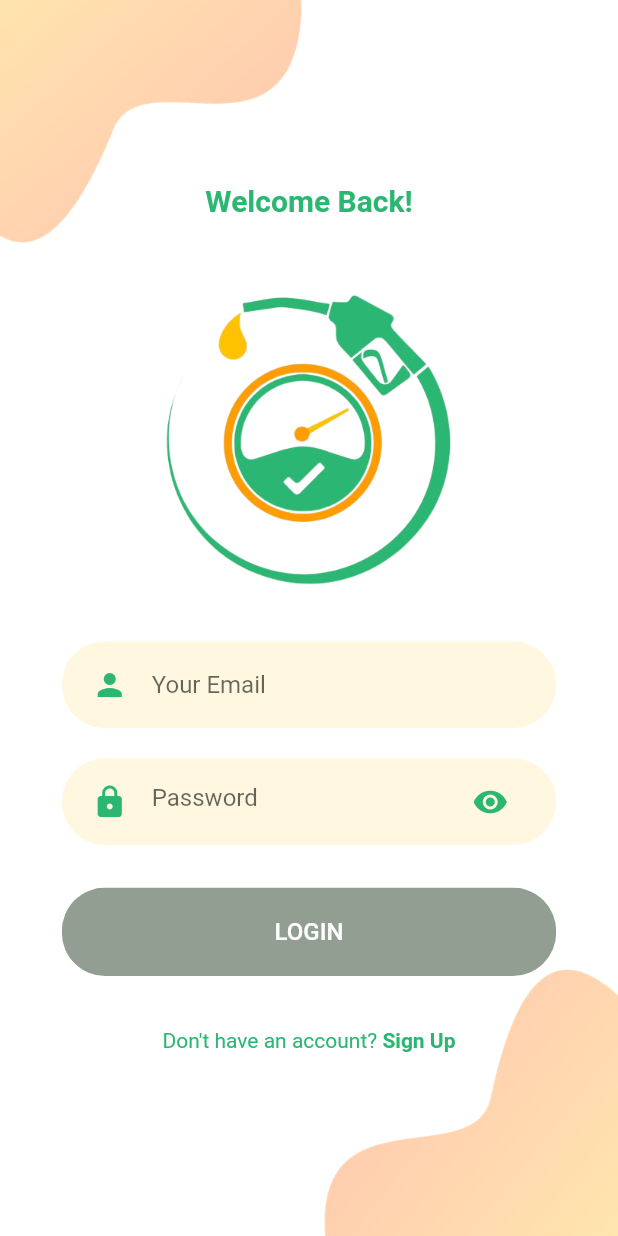
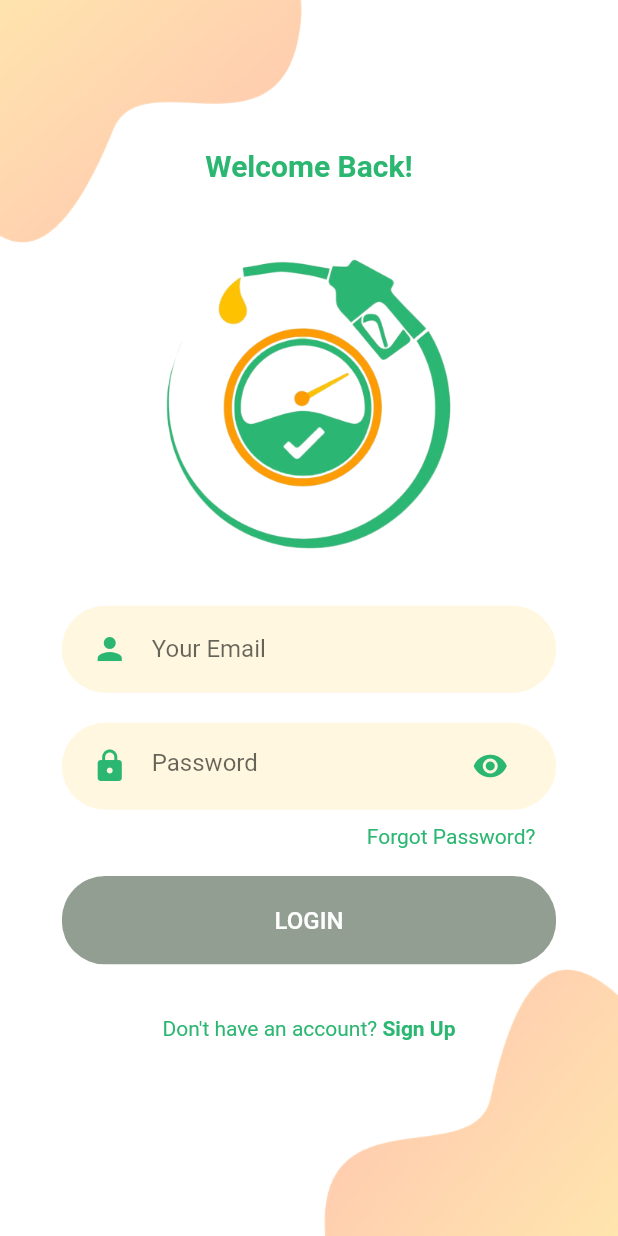
Before and after one commit to shahadAlqahtani-442202316/testGP1, a Flutter app: the LoginScreen screen opened directly, on a phone screen of 412 x 824 dp. Run offline on Flutter 3.47's test engine with Material 2 defaults, Android fonts, the light colour scheme and no system bars; our stand-ins replace cloud_firestore, firebase_core; accounts and stored records are empty; Roboto replaces fonts that are missing (NanumGothic).

Commit message:
forgot password text added

```diff
--- a/lib/login/components/body.dart
+++ b/lib/login/components/body.dart
@@ -15,10 +15,13 @@ class Body extends StatelessWidget {
   Widget build(BuildContext context) {
     Size size = MediaQuery.of(context).size;
     return Background(
-      // child: SingleChildScrollView(
+      child: SingleChildScrollView(
         child: Column(
           mainAxisAlignment: MainAxisAlignment.center,
           children: <Widget>[
+            SizedBox(
+              height: size.height * 0.12,
+            ),
             const Text(
               "Welcome Back!",
               style: TextStyle(
@@ -40,6 +43,20 @@ class Body extends StatelessWidget {
             RoundedPasswordField(
               onChanged: (value) {},
             ),
+            const Align(
+              alignment: Alignment.centerRight,
+              child: Padding(
+                padding: EdgeInsets.only(right: 55),
+                child: Text(
+                  "Forgot Password?",
+                  style: TextStyle(
+                    color: primaryColor,
+                    fontFamily: 'NanumGothic',
+                    // fontWeight: FontWeight.bold,
+                  ),
+                ),
+              ),
+            ),
             SizedBox(
               height: size.height * 0.01,
             ),
@@ -55,7 +72,7 @@ class Body extends StatelessWidget {
             ),
           ],
         ),
+      ),
     );
-    // );
   }
 }
```
Lines whose indentation alone changed are shown as unchanged.
